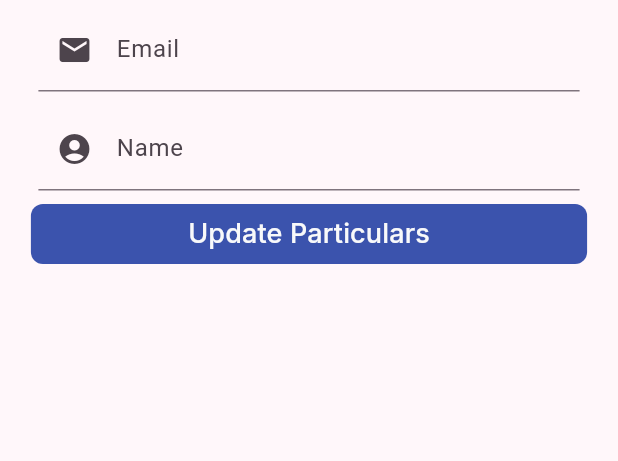
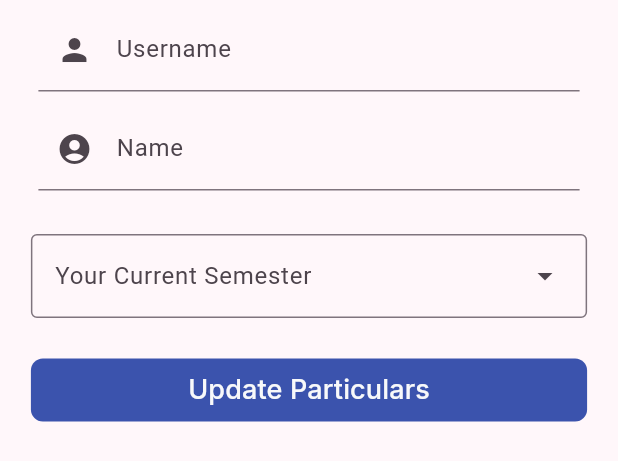
Before and after one commit to woowenjun99/schedulenus, a Flutter app: the MyAccountScreenForm widget shown alone on an empty page, opened directly with empty values, on a phone screen of 412 x 824 dp. Shown: the top 461 px of the screen. Run offline on Flutter 3.47's test engine with Material 3 defaults, Android fonts, the phone set to English and light mode, and no system bars; our stand-ins replace animate_do, cloud_functions, convex_bottom_bar, dio, envied, firebase_auth and 8 more; accounts and stored records are empty; generated files the repository leaves out were written again; network calls fail.

Commit message:
Complete the edit user

```diff
--- a/lib/src/common_widgets/button.dart
+++ b/lib/src/common_widgets/button.dart
@@ -28,10 +28,15 @@ class PrimaryButton extends StatelessWidget {
       ),
       onPressed: onPressed,
       child: isLoading
-          ? const CircularProgressIndicator(
+          ? const Padding(
+              padding: EdgeInsets.all(8.0),
+              child: CircularProgressIndicator(
                 color: Colors.white,
+              ),
             )
-          : Text(
+          : Padding(
+              padding: const EdgeInsets.all(8.0),
+              child: Text(
                 buttonText,
                 style: GoogleFonts.inter(
                   fontSize: 18,
@@ -39,6 +44,7 @@ class PrimaryButton extends StatelessWidget {
                   fontWeight: FontWeight.w500,
                 ),
               ),
+            ),
     );
   }
 }
--- a/lib/src/services/user/data/user_repository.dart
+++ b/lib/src/services/user/data/user_repository.dart
@@ -18,6 +18,7 @@ class UserRepository {
   }
 
   Future<void> updateUser({
+    required String email,
     required String fullName,
     required String id,
     required String major,
@@ -25,7 +26,8 @@ class UserRepository {
     required String username,
   }) async {
     final HttpsCallableResult result =
-        await functions.httpsCallable("updateUser").call({
+        await functions.httpsCallable("editUser").call({
+      "email": email,
       "fullName": fullName,
       "id": id,
       "major": major,
--- a/lib/src/services/user/presentation/my_account_screen_form.dart
+++ b/lib/src/services/user/presentation/my_account_screen_form.dart
@@ -1,8 +1,9 @@
 import 'package:flutter/material.dart';
 import 'package:flutter_riverpod/flutter_riverpod.dart';
+import 'package:schedulenus/src/common_widgets/alert_dialog.dart';
 
 import 'package:schedulenus/src/common_widgets/button.dart';
-import 'package:schedulenus/src/services/user/data/user_repository.dart';
+import 'package:schedulenus/src/services/auth/data/auth_repository.dart';
 import 'package:schedulenus/src/services/user/domain/user.dart';
 import 'package:schedulenus/src/services/user/presentation/my_account_screen_form_controller.dart';
 import 'package:schedulenus/src/util/async_value_ui.dart';
@@ -20,20 +21,24 @@ class MyAccountScreenForm extends StatefulWidget {
 }
 
 class _MyAccountScreenFormState extends State<MyAccountScreenForm> {
-  final TextEditingController _emailController = TextEditingController();
   final TextEditingController _fullNameController = TextEditingController();
+  final TextEditingController _usernameController = TextEditingController();
+  final List<int> semesterSelection = List.generate(8, (index) => index + 1);
+  late int selectedSemester = semesterSelection.first;
 
   @override
   void initState() {
     super.initState();
-    _emailController.value = TextEditingValue(text: widget.user.email);
     _fullNameController.value = TextEditingValue(text: widget.user.fullName);
+    _usernameController.value =
+        TextEditingValue(text: widget.user.username ?? "");
+    selectedSemester = widget.user.semester;
   }
 
   @override
   void dispose() {
     super.dispose();
-    _emailController.dispose();
+    _fullNameController.dispose();
   }
 
   @override
@@ -50,14 +55,17 @@ class _MyAccountScreenFormState extends State<MyAccountScreenForm> {
               child: Padding(
                 padding: const EdgeInsets.all(5.0),
                 child: TextFormField(
-                  keyboardType: TextInputType.emailAddress,
-                  controller: _emailController,
+                  keyboardType: TextInputType.text,
+                  controller: _usernameController,
                   decoration: const InputDecoration(
-                    label: Text("Email"),
-                    prefixIcon: Icon(Icons.email),
+                    label: Text("Username"),
+                    prefixIcon: Icon(Icons.person),
                   ),
                 ),
               ),
+            ),
+            const SizedBox(
+              width: 24,
             ),
             SizedBox(
               width: contentWidth,
@@ -73,6 +81,22 @@ class _MyAccountScreenFormState extends State<MyAccountScreenForm> {
                 ),
               ),
             ),
+            const SizedBox(height: 24),
+            DropdownMenu<int>(
+              width: contentWidth,
+              label: const Text("Your Current Semester"),
+              initialSelection: selectedSemester,
+              onSelected: (value) => setState(() => selectedSemester = value!),
+              dropdownMenuEntries: semesterSelection
+                  .map(
+                    (semester) => DropdownMenuEntry(
+                      value: semester,
+                      label: semester.toString(),
+                    ),
+                  )
+                  .toList(),
+            ),
+            const SizedBox(height: 24),
             Consumer(builder: (context, ref, child) {
               final AsyncValue<void> state =
                   ref.watch(myAccountScreenFormControllerProvider);
@@ -85,7 +109,29 @@ class _MyAccountScreenFormState extends State<MyAccountScreenForm> {
               return SizedBox(
                 width: contentWidth,
                 child: PrimaryButton(
-                  onPressed: () async {},
+                  onPressed: () async {
+                    await ref
+                        .watch(myAccountScreenFormControllerProvider.notifier)
+                        .submitUser(
+                          email: ref
+                              .watch(authRepositoryProvider)
+                              .currentUser!
+                              .email!,
+                          fullName: _fullNameController.text,
+                          major: "",
+                          semester: selectedSemester,
+                          username: _usernameController.text,
+                        );
+
+                    if (!mounted) return;
+
+                    await showAlertDialog(
+                      context: context,
+                      title: "Successfully updated!",
+                      content:
+                          "Your particulars have been successfully updated!",
+                    );
+                  },
                   isLoading: state.isLoading,
                   buttonText: "Update Particulars",
                 ),
--- a/lib/src/services/user/presentation/my_account_screen_form_controller.dart
+++ b/lib/src/services/user/presentation/my_account_screen_form_controller.dart
@@ -11,10 +11,11 @@ class MyAccountScreenFormController extends _$MyAccountScreenFormController {
   FutureOr<void> build() {}
 
   Future<bool> submitUser({
+    required String email,
     required String fullName,
     required String major,
     required int semester,
-    required String username,
+    String username = "",
   }) async {
     final UserRepository userRepository = ref.watch(userRepositoryProvider);
     final AuthRepository authRepository = ref.watch(authRepositoryProvider);
@@ -23,6 +24,7 @@ class MyAccountScreenFormController extends _$MyAccountScreenFormController {
     state = const AsyncLoading();
 
     state = await AsyncValue.guard(() => userRepository.updateUser(
+          email: email,
           fullName: fullName,
           id: currentUser.uid,
           major: major,
--- a/pubspec.yaml
+++ b/pubspec.yaml
@@ -23,7 +23,6 @@ dependencies:
     google_fonts: ^6.1.0
     go_router: ^13.0.0
     material_design_icons_flutter: ^7.0.7296
-    percent_indicator: ^4.0.1
     riverpod: ^2.4.6
     riverpod_annotation: ^2.3.1
     cloud_functions: ^4.5.8
```
Also changed, not shown: lib/src/screens/profile_screen.dart (+10 -16 lines), pubspec.lock. Lines whose indentation alone changed are shown as unchanged.
